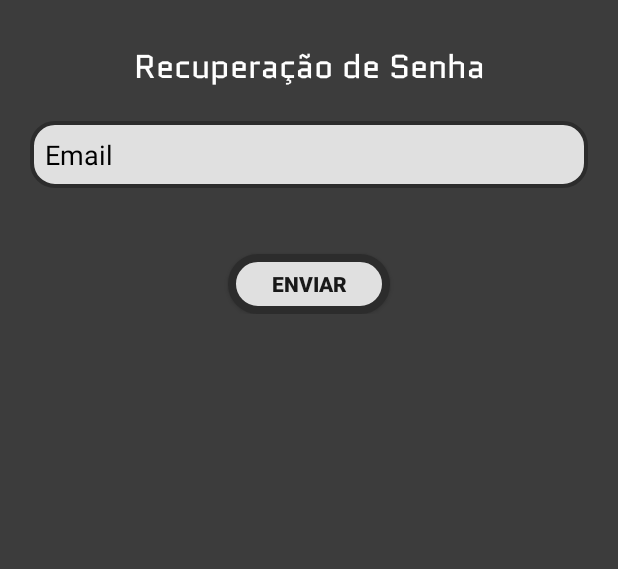
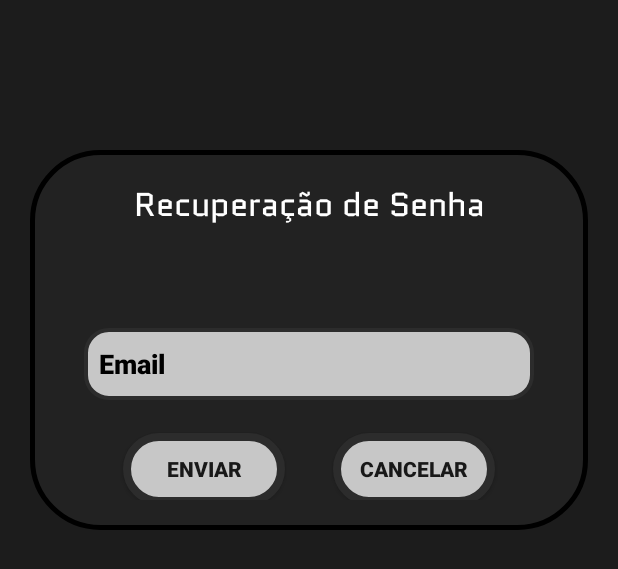
Before and after one commit to Illee-Silva/prj_FB-AuthSys, an Android app: the layout activity_dialog_reset_password.xml on its own in the app's theme, with its tools: preview values and no code run, on a phone screen of 412 x 824 dp. Shown: the top 569 px of the screen. Run offline under Robolectric (Android 15) with nearby library versions, the phone set to English and light mode, and no system bars.

Commit message:
Finalização do Projeto

```diff
--- a/app/src/main/AndroidManifest.xml
+++ b/app/src/main/AndroidManifest.xml
@@ -15,7 +15,8 @@
         android:theme="@style/Theme.Prj_connectAuth"
         tools:targetApi="31">
         <activity
-            android:name=".dialog_reset_password"
+            android:name=".DialogResetPassword"
+            android:windowSoftInputMode="adjustResize"
             android:exported="false" />
         <activity
             android:name=".MainActivity"
--- /dev/null
+++ b/app/src/main/res/drawable/dialog_background.xml
@@ -0,0 +1,13 @@
+<?xml version="1.0" encoding="utf-8"?>
+<shape xmlns:android="http://schemas.android.com/apk/res/android">
+
+    <solid android:color="@color/primary_color"/>
+
+    <stroke
+        android:width="3dp"
+        android:color="@color/black"
+        />
+
+    <corners android:radius="45dp"/>
+
+</shape>
--- a/app/src/main/res/layout/activity_dialog_reset_password.xml
+++ b/app/src/main/res/layout/activity_dialog_reset_password.xml
@@ -1,18 +1,32 @@
 <?xml version="1.0" encoding="utf-8"?>
-<androidx.constraintlayout.widget.ConstraintLayout xmlns:android="http://schemas.android.com/apk/res/android"
+
+<FrameLayout xmlns:android="http://schemas.android.com/apk/res/android"
     xmlns:app="http://schemas.android.com/apk/res-auto"
     xmlns:tools="http://schemas.android.com/tools"
+    android:id="@+id/flmain"
+    android:layout_width="match_parent"
+    android:layout_height="wrap_content"
+    android:layout_gravity="center_horizontal"
+    android:background="@android:color/transparent"
+    android:paddingHorizontal="20dp">
+
+    <androidx.constraintlayout.widget.ConstraintLayout
         android:id="@+id/main"
         android:layout_width="match_parent"
-    android:layout_height="wrap_content"
-    android:orientation="vertical"
->
+        android:layout_height="253dp"
+        android:layout_gravity="bottom|center"
+        android:layout_marginTop="100dp"
+        android:layout_marginBottom="2dp"
+        android:background="@drawable/dialog_background"
+        android:maxWidth="600dp"
+        android:padding="20dp"
+        android:paddingHorizontal="20dp">
 
         <TextView
             android:id="@+id/drp_tv_tittle"
             android:layout_width="wrap_content"
             android:layout_height="wrap_content"
-        android:layout_marginTop="28dp"
+            android:background="@android:color/transparent"
             android:fontFamily="@font/quantico"
             android:text="Recuperação de Senha"
             android:textAlignment="center"
@@ -26,30 +40,65 @@
             android:id="@+id/drp_etxt_email"
             style="@style/MY_InputETextStyle"
             android:layout_width="match_parent"
-        android:layout_height="wrap_content"
-        android:layout_margin="20dp"
-        android:layout_marginTop="44dp"
+            android:layout_height="@dimen/ti_height"
+            android:layout_marginStart="16dp"
+            android:layout_marginEnd="16dp"
             android:ems="10"
+            android:fontFamily="sans-serif-black"
             android:hint="Email"
             android:inputType="textEmailAddress"
+            app:layout_constraintBottom_toTopOf="@+id/drp_btt_enviar"
+            app:layout_constraintDimensionRatio="w,1:1"
             app:layout_constraintEnd_toEndOf="parent"
-        app:layout_constraintHorizontal_bias="0.5"
+            app:layout_constraintHorizontal_bias="0.0"
             app:layout_constraintStart_toStartOf="parent"
-        app:layout_constraintTop_toBottomOf="@+id/drp_tv_tittle" />
+            app:layout_constraintTop_toBottomOf="@+id/drp_tv_tittle"
+            app:layout_constraintVertical_bias="0.75" />
 
         <android.widget.Button
             android:id="@+id/drp_btt_enviar"
             android:layout_width="108dp"
-        android:layout_height="40dp"
-        android:layout_marginTop="44dp"
+            android:layout_height="48dp"
+            android:layout_marginTop="136dp"
+            android:layout_marginEnd="16dp"
             android:background="@drawable/btt_default"
             android:fontFamily="sans-serif-black"
             android:text="Enviar"
             android:textAlignment="center"
             android:textColor="@color/btt_textColor"
+            app:layout_constraintEnd_toStartOf="@+id/drp_btt_cancelar"
+            app:layout_constraintHorizontal_bias="0.5"
+            app:layout_constraintHorizontal_chainStyle="packed"
+            app:layout_constraintStart_toStartOf="parent"
+            app:layout_constraintTop_toBottomOf="@+id/drp_tv_tittle" />
+
+        <android.widget.Button
+            android:id="@+id/drp_btt_cancelar"
+            android:layout_width="108dp"
+            android:layout_height="48dp"
+            android:layout_marginStart="16dp"
+            android:background="@drawable/btt_default"
+            android:fontFamily="sans-serif-black"
+            android:text="Cancelar"
+            android:textAlignment="center"
+            android:textColor="@color/btt_textColor"
             app:layout_constraintEnd_toEndOf="parent"
             app:layout_constraintHorizontal_bias="0.5"
-        app:layout_constraintStart_toStartOf="parent"
-        app:layout_constraintTop_toBottomOf="@+id/drp_etxt_email" />
+            app:layout_constraintStart_toEndOf="@+id/drp_btt_enviar"
+            app:layout_constraintTop_toTopOf="@+id/drp_btt_enviar" />
+
+        <TextView
+            android:id="@+id/drp_tv_error"
+            android:layout_width="wrap_content"
+            android:layout_height="wrap_content"
+            android:layout_marginBottom="5dp"
+            android:background="@android:color/transparent"
+            android:fontFamily="sans-serif-medium"
+            android:textColor="#FF3636"
+            android:textSize="16sp"
+            app:layout_constraintBottom_toTopOf="@+id/drp_etxt_email"
+            app:layout_constraintStart_toStartOf="@+id/drp_etxt_email" />
 
     </androidx.constraintlayout.widget.ConstraintLayout>
+
+</FrameLayout>
--- a/app/src/main/res/layout/activity_login.xml
+++ b/app/src/main/res/layout/activity_login.xml
@@ -73,7 +73,7 @@
         android:layout_marginTop="12dp"
         android:clickable="true"
         android:paddingVertical="5dp"
-        android:text="Esqueci minha senha."
+        android:text="Esqueci minha senha"
         android:textColor="#00FFF2"
         android:textSize="14sp"
         app:layout_constraintEnd_toEndOf="@+id/login_etxt_password"
@@ -89,7 +89,9 @@
         android:paddingVertical="5dp"
         android:text="Não tem uma conta ?"
         android:textAlignment="center"
+
         app:layout_constraintBottom_toBottomOf="parent"
+
         app:layout_constraintEnd_toStartOf="@+id/login_btt_register"
         app:layout_constraintHorizontal_bias="0.5"
         app:layout_constraintHorizontal_chainStyle="packed"
@@ -107,6 +109,7 @@
         android:text="Cadastre-se"
         android:textAlignment="center"
         android:textColor="#00FFF2"
+
         app:layout_constraintBottom_toBottomOf="parent"
         app:layout_constraintEnd_toEndOf="parent"
         app:layout_constraintStart_toEndOf="@+id/login_tv_footer_l" />
--- a/app/src/main/res/layout/activity_main.xml
+++ b/app/src/main/res/layout/activity_main.xml
@@ -28,6 +28,7 @@
         android:layout_marginTop="152dp"
         android:fontFamily="@font/quantico"
         android:includeFontPadding="false"
+        android:maxWidth="350dp"
         android:text="Seu Email: "
         android:textSize="18sp"
         app:layout_constraintStart_toStartOf="parent"
--- a/app/src/main/res/values/colors.xml
+++ b/app/src/main/res/values/colors.xml
@@ -1,15 +1,22 @@
 <?xml version="1.0" encoding="utf-8"?>
 <resources>
 
-    <color name="teste">#00FF3636</color>
+    <color name="teste">#FFFF3636</color>
+
+<!--Novo Tema-->
+    <color name="primary_color">#222222</color>
 
 <!--Botões-->
-    <color name="btt_bkg">#E0E0E0</color>
+    <color name="btt_bkg">#C7C7C7</color>
     <color name="btt_strokeColor">#2C2C2C</color>
     <color name="btt_textColor">#181818</color>
 
 <!--Outros-->
-    <color name="page_bkg">#FF3C3C3C</color>
+    <color name="page_bkg">#1C1C1C</color>
     <color name="black">#FF000000</color>
     <color name="white">#FFFFFFFF</color>
+
+<!--GlobalSnackBar-->
+    <color name="Snackbar_Error">#FF3636</color>
+    <color name="Snackbar_Sucess">#36FF36</color>
 </resources>
```
Also changed, not shown: app/src/main/java/com/example/prj_connectauth/LoginActivity.kt (+49 -15 lines), app/src/main/java/com/example/prj_connectauth/MainActivity.kt (+7 -2 lines), app/src/main/java/com/example/prj_connectauth/RegisterActivity.kt (+19 -6 lines), app/src/main/java/com/example/prj_connectauth/utils/GlobalSnackbar.kt (+40 -4 lines), app/src/main/res/values-night/themes.xml (+9 -0 lines), app/src/main/res/values/styles.xml (+12 -0 lines), app/src/main/res/values/themes.xml (+8 -0 lines). Lines whose indentation alone changed are shown as unchanged.
